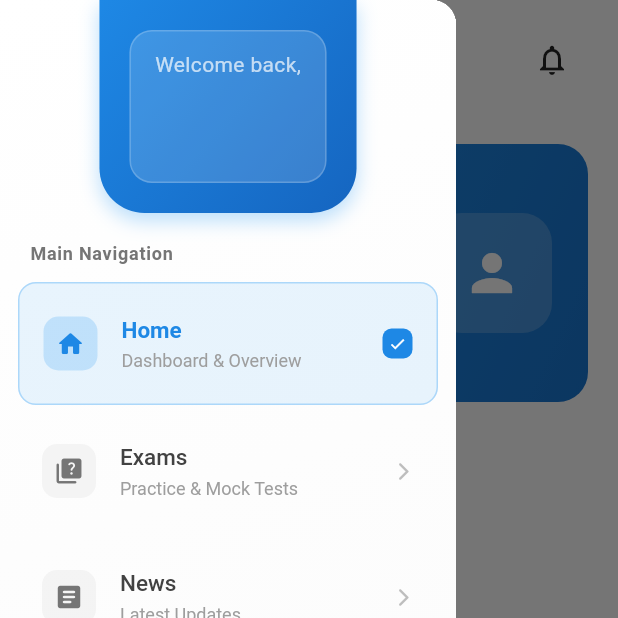
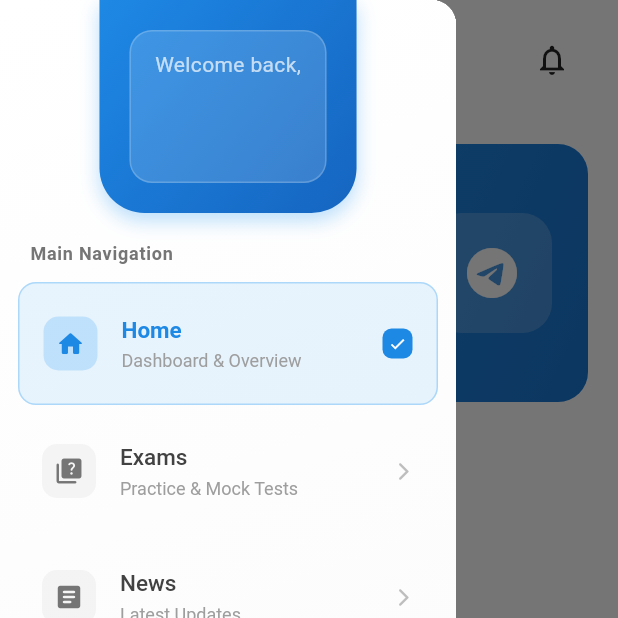
Before and after one commit to nurads/entrance_tricks_mobile, a Flutter app: the HomeDashboard screen opened directly, in the side drawer, after a tap on "Contact us", on a phone screen of 412 x 824 dp, the top half of it. Run offline on Flutter 3.47's test engine with Material 3 defaults, Android fonts, the light colour scheme and no system bars; our stand-ins replace app_links, awesome_notifications, cached_network_image, device_info_plus, dio, flutter_markdown and 9 more; missing offline and left inert: flutter_file_downloader, flutter_pdfview, flutter_tex; accounts and stored records are empty; network calls fail.

Commit message:
app header text added

```diff
--- a/lib/controllers/home/home_dashboard_controller.dart
+++ b/lib/controllers/home/home_dashboard_controller.dart
@@ -8,6 +8,8 @@ import 'package:vector_academy/services/services.dart';
 import 'package:vector_academy/utils/utils.dart';
 import 'package:internet_connection_checker_plus/internet_connection_checker_plus.dart';
 import 'package:vector_academy/utils/device/device.dart';
+import 'package:vector_academy/utils/storages/app_header.dart';
+import 'package:vector_academy/services/api/app_header_text.dart';
 
 class HomeDashboardController extends GetxController {
   bool _isLoading = true;
@@ -17,6 +19,9 @@ class HomeDashboardController extends GetxController {
 
   List<Subject> _subjects = [];
   List<Subject> get subjects => _subjects;
+  AppHeaderText? _appHeader;
+  AppHeaderText? get appHeader => _appHeader;
+
   User? _user;
 
   @override
@@ -25,6 +30,7 @@ class HomeDashboardController extends GetxController {
 
     _user = await HiveUserStorage().getUser();
     loadSubjects();
+    loadAppHeader();
 
     InternetConnection().onStatusChange.listen((event) {
       logger.i('Internet status changed: $event');
@@ -32,12 +38,31 @@ class HomeDashboardController extends GetxController {
         loadSubjects();
       }
     });
+    HiveAppHeaderStorage().listen((event) {
+      _appHeader = event;
+      update();
+    }, 'current_header_text');
 
     HiveUserStorage().listen((event) {
       _user = event;
       loadSubjects();
       update();
     }, 'user');
+  }
+
+  void loadAppHeader() async {
+    _appHeader = await HiveAppHeaderStorage().getCurrentHeaderText();
+    update();
+    try {
+      final gradeId = _user?.grade.id;
+      final appHeaderTexts = await AppHeaderTextService().getAppHeaderTexts(
+        gradeId ?? 0,
+      );
+      _appHeader = appHeaderTexts.first;
+      await HiveAppHeaderStorage().setCurrentHeaderText(_appHeader!);
+    } catch (e) {
+      logger.e(e);
+    }
   }
 
   Future<void> loadSubjects() async {
--- a/lib/models/app_header_text.dart
+++ b/lib/models/app_header_text.dart
@@ -8,14 +8,17 @@ class AppHeaderText {
   final String text;
 
   @JsonKey(name: 'gradient_start_color')
-  final String gradientStart;
+  final String? gradientStart;
   @JsonKey(name: 'gradient_end_color')
-  final String gradientEnd;
+  final String? gradientEnd;
+  @JsonKey(name: 'telegram_channel_url')
+  final String? link;
 
   AppHeaderText({
     required this.text,
-    required this.gradientStart,
-    required this.gradientEnd,
+    this.gradientStart,
+    this.gradientEnd,
+    this.link,
   });
 
   factory AppHeaderText.fromJson(Map<String, dynamic> json) =>
--- /dev/null
+++ b/lib/services/api/app_header_text.dart
@@ -0,0 +1,23 @@
+import 'package:vector_academy/services/api/api.dart';
+import 'package:vector_academy/models/models.dart';
+import 'package:vector_academy/services/api/exceptions.dart';
+
+class AppHeaderTextService {
+  final ApiClient apiClient = ApiClient();
+
+  Future<List<AppHeaderText>> getAppHeaderTexts(int gradeId) async {
+    final response = await apiClient.get(
+      '/app/app-header-texts/',
+      authenticated: false,
+      queryParameters: {'grade': gradeId},
+    );
+    if (response.statusCode == 200) {
+      return (response.data as List)
+          .map((e) => AppHeaderText.fromJson(e))
+          .toList();
+    }
+    throw ApiException(
+      response.data['detail'] ?? 'Failed to get app header texts',
+    );
+  }
+}
--- a/lib/utils/constants/constants.dart
+++ b/lib/utils/constants/constants.dart
@@ -1,3 +1,3 @@
 const authTokenStorage = 'authTokenStorage';
-// const defaultApiURL = 'https://api.entrancetricks.com';
-const defaultApiURL = 'http://192.168.1.5:8000';
+const defaultApiURL = 'https://api.entrancetricks.com';
+// const defaultApiURL = 'http://192.168.1.5:8000';
--- a/lib/utils/init.dart
+++ b/lib/utils/init.dart
@@ -1,12 +1,14 @@
 import 'package:vector_academy/services/api/api.dart';
 import 'package:vector_academy/utils/storages/storages.dart';
+import 'package:vector_academy/utils/storages/app_header.dart';
 import 'package:vector_academy/utils/utils.dart';
 import 'package:hive_flutter/hive_flutter.dart';
 import 'package:get/get.dart';
 import 'package:vector_academy/services/auth.dart';
 import 'package:vector_academy/services/core.dart';
 import 'package:vector_academy/services/api/grades.dart';
-import 'package:vector_academy/services/notification_service.dart' as local_notif;
+import 'package:vector_academy/services/notification_service.dart'
+    as local_notif;
 import 'package:flutter_tex/flutter_tex.dart';
 
 Future<void> initialize() async {
@@ -21,6 +23,7 @@ Future<void> initialize() async {
   await HiveNoteStorage().init();
   await HiveVideoStorage().init();
   await HiveStudyPlanStorage().init();
+  await HiveAppHeaderStorage().init();
   Get.put(AuthService());
   Get.put(CoreService());
   Get.put(GradeService());
--- a/lib/views/home/home_dashboard.dart
+++ b/lib/views/home/home_dashboard.dart
@@ -30,7 +30,7 @@ class HomeDashboard extends StatelessWidget {
             children: [
               _buildTopBar(context, controller),
 
-              _buildPromotionalBanner(context),
+              _buildPromotionalBanner(context, controller),
 
               Expanded(child: _buildSubjectSelection(context, controller)),
             ],
@@ -106,7 +106,10 @@ class HomeDashboard extends StatelessWidget {
     );
   }
 
-  Widget _buildPromotionalBanner(BuildContext context) {
+  Widget _buildPromotionalBanner(
+    BuildContext context,
+    HomeDashboardController controller,
+  ) {
     return Container(
       margin: EdgeInsets.symmetric(horizontal: 20, vertical: 16),
       padding: EdgeInsets.all(24),
@@ -125,7 +128,7 @@ class HomeDashboard extends StatelessWidget {
               crossAxisAlignment: CrossAxisAlignment.start,
               children: [
                 Text(
-                  'Ethio Entrance Tricks!',
+                  controller.appHeader?.text ?? 'Ethio Entrance Tricks!',
                   style: TextStyle(
                     color: Colors.white,
                     fontSize: 24,
@@ -134,7 +137,7 @@ class HomeDashboard extends StatelessWidget {
                 ),
                 SizedBox(height: 8),
                 Text(
-                  'For HighSchool Class',
+                  controller.appHeader?.text ?? 'For HighSchool Class',
                   style: TextStyle(
                     color: Colors.white.withValues(alpha: 0.9),
                     fontSize: 16,
@@ -162,7 +165,10 @@ class HomeDashboard extends StatelessWidget {
                         ),
                         onPressed: () async {
                           if (!await launchUrl(
-                            Uri.parse('https://t.me/entrance_tricks'),
+                            Uri.parse(
+                              controller.appHeader?.link ??
+                                  'https://t.me/entrance_tricks',
+                            ),
                           )) {}
                         },
                         child: Text(
@@ -187,7 +193,7 @@ class HomeDashboard extends StatelessWidget {
               color: Colors.white.withValues(alpha: 0.2),
               borderRadius: BorderRadius.circular(20),
             ),
-            child: Icon(Icons.person, size: 40, color: Colors.white),
+            child: Icon(Icons.telegram, size: 40, color: Colors.white),
           ),
         ],
       ),
```
Also changed, not shown: lib/utils/storages/app_header.dart (+7 -7 lines), lib/models/app_header_text.g.dart.
